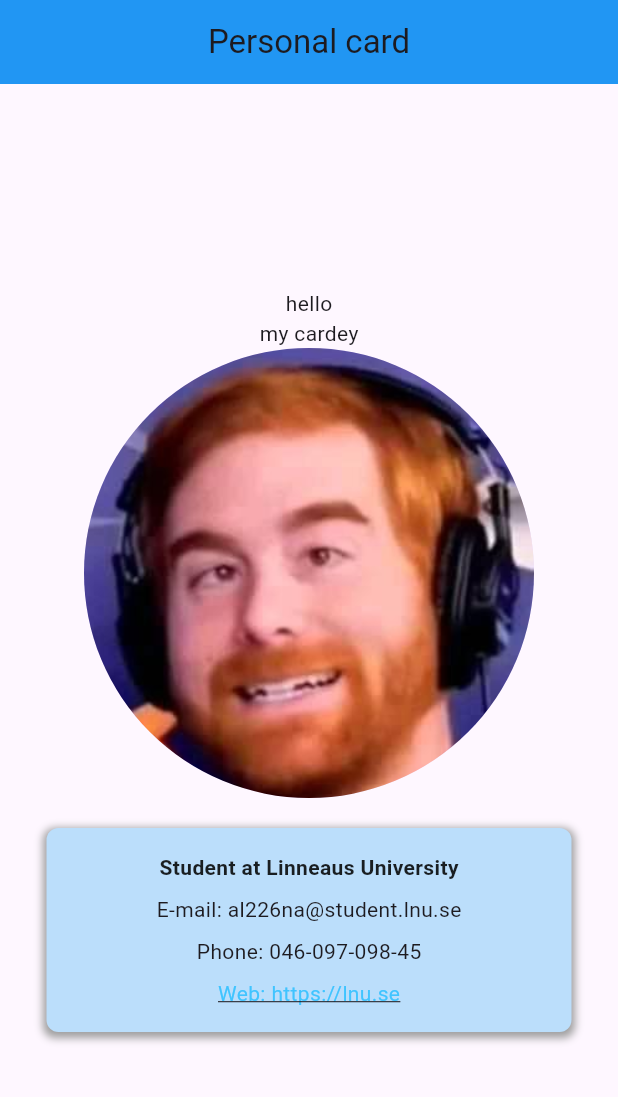
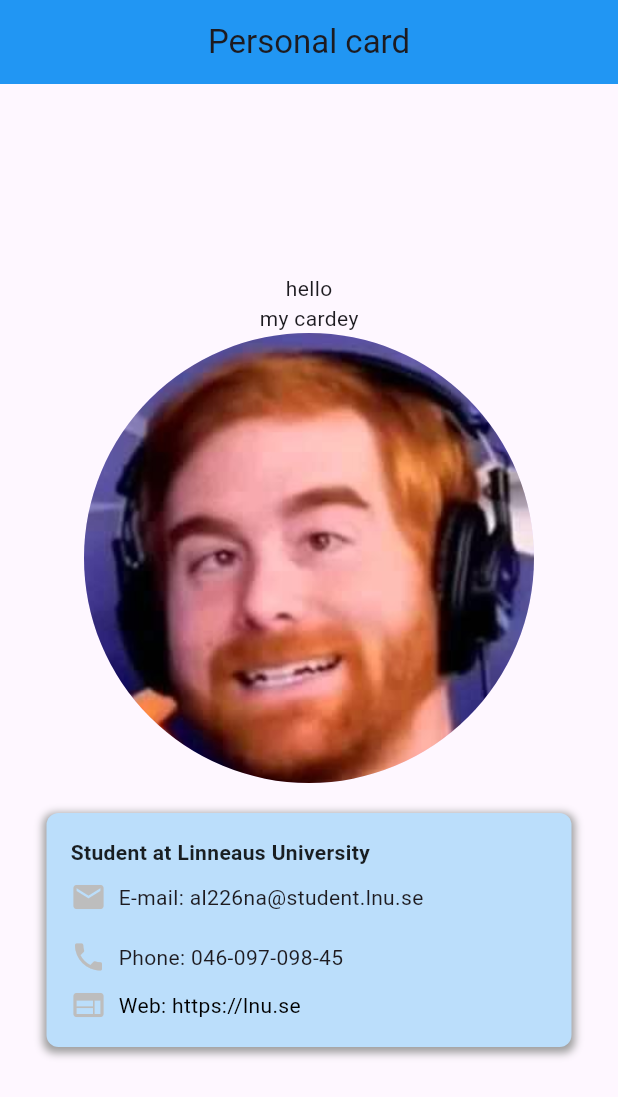
Before and after one commit to AakrishLama/Flutter_Me_Card, a Flutter app: the screen it shows after launch, on a phone screen of 412 x 824 dp. Shown: the top 1097 px of the screen. Run offline on Flutter 3.47's test engine with Material 3 defaults, Android fonts, the phone set to English and light mode, and no system bars.

Commit message:
finishing information container

```diff
--- a/my_card/lib/contactinfo.dart
+++ b/my_card/lib/contactinfo.dart
@@ -18,9 +18,11 @@ class ContactInfo extends StatelessWidget {
             blurRadius: 4,
             offset: const Offset(0, 2),
           ),
-        ]
+        ],
       ),
       child: Column(
+        crossAxisAlignment: CrossAxisAlignment.start,
+        mainAxisAlignment: MainAxisAlignment.start,
         children: [
           Text(
             "Student at Linneaus University",
@@ -31,17 +33,38 @@ class ContactInfo extends StatelessWidget {
             ),
           ),
           const SizedBox(height: 8),
-          Text("E-mail: al226na@student.lnu.se"),
+          Padding(
+            padding: const EdgeInsets.only(bottom: 8),
+            child: Row(
+              children: [
+                Icon(Icons.email, color: Colors.grey[400]),
+                const SizedBox(width: 8),
+                const Text("E-mail: al226na@student.lnu.se"),
+              ],
+            ),
+          ),
+
           const SizedBox(height: 8),
+          Row(
+            children: [
+              Icon(Icons.phone, color: Colors.grey[400]),
+              const SizedBox(width: 8),
               Text("Phone: 046-097-098-45"),
+            ],
+          ),
           const SizedBox(height: 8),
+          Row(
+            children: [
+              Icon(Icons.web, color: Colors.grey[400]),
+              const SizedBox(width: 8),
               Text(
                 "Web: https://lnu.se",
                 style: TextStyle(
                   fontSize: 14,
-              color: Colors.lightBlueAccent,
-              decoration: TextDecoration.underline,
+                  color: Colors.black,
                 ),
+              ),
+            ],
           ),
         ],
       ),
--- a/my_card/lib/main.dart
+++ b/my_card/lib/main.dart
@@ -31,7 +31,7 @@ class Mecard extends StatelessWidget {
                   backgroundImage: AssetImage("assets/imbobbymom.jpg"),
                 ),
                 const SizedBox(height: 20),
-                ContactInfo(),  // Use the widget here
+                ContactInfo(),  // widget for contact info
               ],
             ),
           ),
```
Lines whose indentation alone changed are shown as unchanged.
